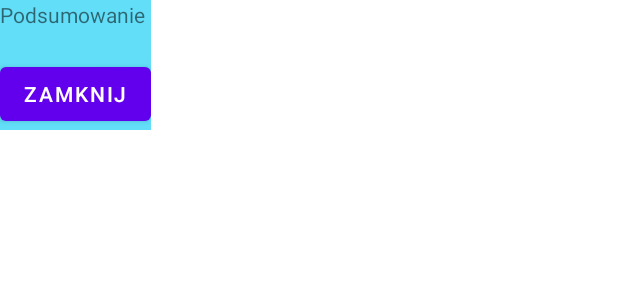
After one commit to Fancia666/My_PAMO_Kotlin, an Android app: the layout activity_popup.xml on its own in the app's theme, with its tools: preview values and no code run, on a phone screen of 412 x 824 dp. The commit adds this screen. Shown: the top 300 px of the screen. Run offline under Robolectric (Android 15) with nearby library versions, the phone set to English and light mode, and no system bars.

Commit message:
Zmiany do wyslania zadania domowego

```diff
--- /dev/null
+++ b/app/src/main/res/layout/activity_popup.xml
@@ -0,0 +1,28 @@
+<?xml version="1.0" encoding="utf-8"?>
+<LinearLayout xmlns:android="http://schemas.android.com/apk/res/android"
+    xmlns:app="http://schemas.android.com/apk/res-auto"
+    android:layout_width="wrap_content"
+    android:layout_height="wrap_content"
+    android:background="#62def8"
+    android:orientation="vertical">
+
+    <TextView
+        android:id="@+id/popupTextViewHeader"
+        android:layout_width="wrap_content"
+        android:layout_height="wrap_content"
+        android:layout_weight="1"
+        android:text="@string/popup_header" />
+
+    <TextView
+        android:id="@+id/popupTextView"
+        android:layout_width="wrap_content"
+        android:layout_height="wrap_content"
+        android:layout_weight="1" />
+
+    <Button
+        android:id="@+id/popupButton"
+        android:layout_width="wrap_content"
+        android:layout_height="wrap_content"
+        android:layout_weight="1"
+        android:text="@string/popup_close" />
+</LinearLayout>
--- a/app/src/main/res/values/strings.xml
+++ b/app/src/main/res/values/strings.xml
@@ -45,5 +45,7 @@
    <string name="lose">You lose!</string>
    <string name="time_remaining_format">Time remaining: %.1f seconds</string>
 
+   <string name="popup_header">Podsumowanie</string>
+   <string name="popup_close">Zamknij</string>
 
 </resources>
```
Also changed, not shown: app/src/main/java/com/example/tipper/cannon/CannonView.java (+10 -14 lines), app/src/main/java/com/example/tipper/cannon/Cannonball.java (+10 -11 lines), app/src/main/java/com/example/tipper/quiz/Quiz.java (+39 -31 lines).
